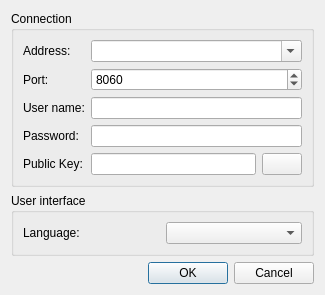
Above: source/router/manager/router_dialog.ui from dchapyshev/aspia before the change. Below: the same form after it.
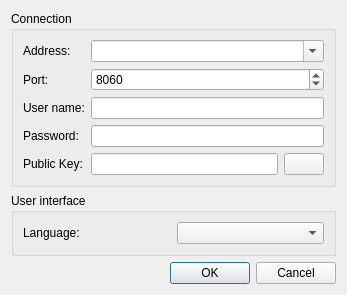
That is the form after the change. Icons and pictures are not drawn.

```diff
--- a/source/router/manager/router_dialog.ui
+++ b/source/router/manager/router_dialog.ui
@@ -6,7 +6,7 @@
    <rect>
     <x>0</x>
     <y>0</y>
-    <width>325</width>
+    <width>347</width>
     <height>269</height>
    </rect>
   </property>
```
